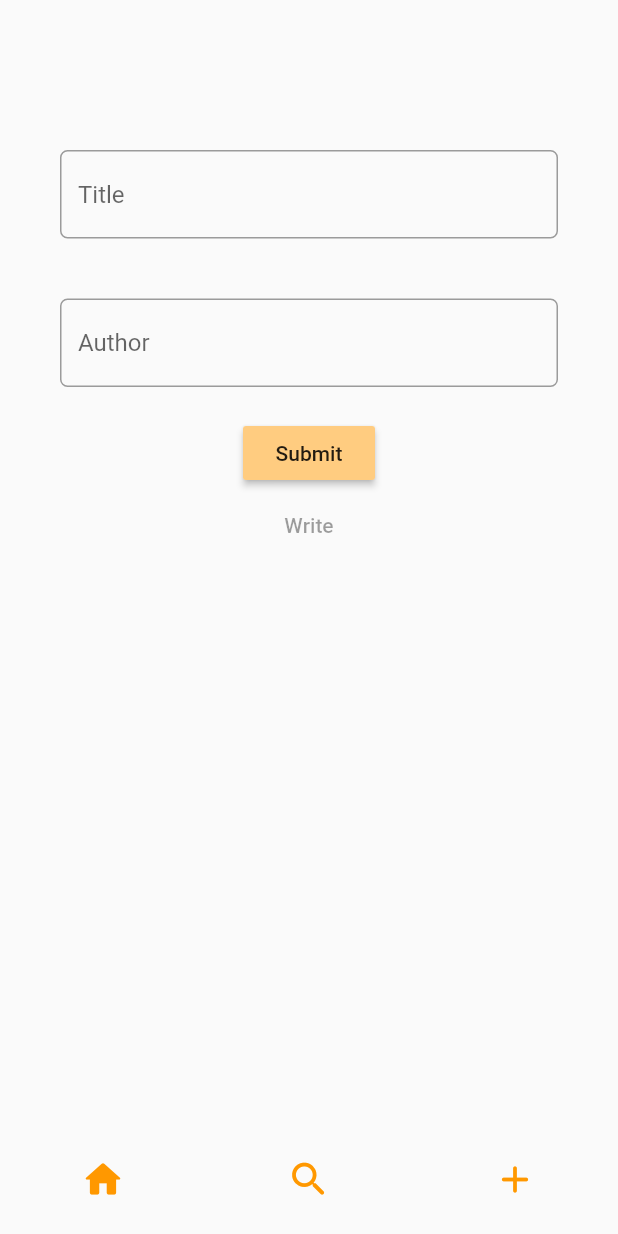
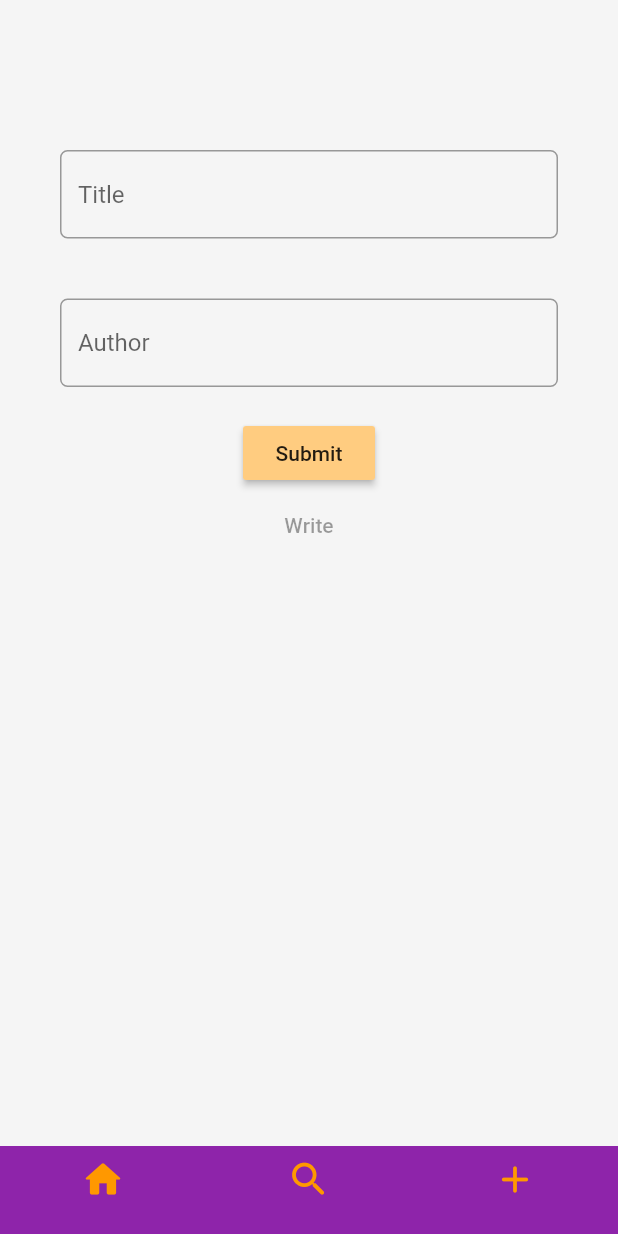
Before and after one commit to chezky/library, a Flutter app: the screen it shows after launch, item 3 of the bottom bar chosen, after a tap on "Submit", on a phone screen of 412 x 824 dp. Run offline on Flutter 3.47's test engine with Material 2 defaults, Android fonts, the light colour scheme and no system bars; missing offline and left inert: global_configuration, nfc_in_flutter; network calls fail; statements that could not run were skipped.

Commit message:
more small fixes, algorithm for uppercase titles and authors

```diff
--- a/frontend/lib/app.dart
+++ b/frontend/lib/app.dart
@@ -1,8 +1,6 @@
 import 'package:flutter/material.dart';
 import 'package:frontend/nav.dart';
-import 'package:provider/provider.dart';
 
-import 'models/scannedBooks.dart';
 class Library extends StatelessWidget {
   // This widget is the root of your application.
   @override
@@ -10,16 +8,13 @@ class Library extends StatelessWidget {
     return MaterialApp(
       title: 'Library App',
       theme: ThemeData(
-        primarySwatch: Colors.blue,
+        scaffoldBackgroundColor: Colors.grey[100],
+        primarySwatch: Colors.orange,
+        primaryColor: Colors.purple[600],
         visualDensity: VisualDensity.adaptivePlatformDensity,
       ),
       debugShowCheckedModeBanner: false,
-      home: MultiProvider(
-        providers: [
-          ChangeNotifierProvider(create: (context) => ScannedBooks()),
-        ],
-        child: Nav(),
-      ),
+      home: Nav(),
     );
   }
 }
--- a/frontend/lib/main.dart
+++ b/frontend/lib/main.dart
@@ -1,9 +1,21 @@
 import 'package:flutter/material.dart';
 import 'package:frontend/app.dart';
 import 'package:global_configuration/global_configuration.dart';
+import 'package:provider/provider.dart';
+
+import 'models/listBooks.dart';
+import 'models/scannedBooks.dart';
 
 void main() async {
   WidgetsFlutterBinding.ensureInitialized();
   await GlobalConfiguration().loadFromPath("assets/config.json");
-  runApp(Library());
+
+  runApp(MultiProvider(
+      providers: [
+        ChangeNotifierProvider(create: (context) => ScannedBooks()),
+        ChangeNotifierProvider(create: (context) => ListBooks()),
+      ],
+      child: Library(),
+    ),
+  );
 }
--- /dev/null
+++ b/frontend/lib/models/listBooks.dart
@@ -0,0 +1,19 @@
+import 'package:flutter/material.dart';
+
+class ListBooks extends ChangeNotifier {
+  List _books = [];
+
+  List get books => _books;
+
+  void add(b) {
+    _books.addAll(b);
+    // This call tells the widgets that are listening to this model to rebuild.
+    notifyListeners();
+  }
+
+  void clear() {
+    _books.clear();
+    // This call tells the widgets that are listening to this model to rebuild.
+    notifyListeners();
+  }
+}
--- a/frontend/lib/nav.dart
+++ b/frontend/lib/nav.dart
@@ -1,10 +1,10 @@
 import 'dart:async';
 
 import 'package:flutter/material.dart';
-import 'package:frontend/add.dart';
 import 'package:frontend/api.dart';
-import 'package:frontend/home.dart';
-import 'package:frontend/search.dart';
+import 'package:frontend/pages/add.dart';
+import 'package:frontend/pages/home.dart';
+import 'package:frontend/pages/search.dart';
 import 'package:nfc_in_flutter/nfc_in_flutter.dart';
 
 class Nav extends StatefulWidget {
@@ -20,6 +20,7 @@ class _NavState extends State<Nav> {
     return BottomNavigationBar(
       currentIndex: _page,
       elevation: 0,
+      backgroundColor: Colors.purple[600],
       items: [
         BottomNavigationBarItem(icon: Icon(Icons.home_rounded, size: 30,color: Colors.orange[500],), title: Text("")),
         BottomNavigationBarItem(icon: Icon(Icons.search_rounded, size: 30,color: Colors.orange[500]), title: Text("")),
--- a/frontend/lib/add.dart
+++ b/frontend/lib/pages/add.dart
@@ -60,7 +60,7 @@ class _AddPageState extends State<AddPage> {
 
   _addBook() async {
     FocusScope.of(context).unfocus();
-    id = await API(context).addBook(titleControl.text, authorControl.text);
+    id = await API(context).addBook(_parseWord(titleControl.text), _parseWord(authorControl.text));
     Scaffold.of(context).showSnackBar(SnackBar(content: Text("Successfully added")));
 
     setState(() {
@@ -88,4 +88,30 @@ class _AddPageState extends State<AddPage> {
     ));
     // Navigator.pop(context);
   }
+
+  String _parseWord(String txt) {
+    String newTxt="";
+    List<String> badWords = ["or", "are", "on", "a", "the", "in"];
+
+    List<String> words = txt.split(" ");
+    for(var i=0; i<words.length; i++) {
+      if (i == 0) {
+        newTxt = words[i][0].toUpperCase() + words[i].substring(1);
+      } else {
+        bool bad = false;
+        for(var j=0; j<badWords.length; j++) {
+          print(j);
+          if (words[i].toLowerCase() == badWords[j]) {
+            bad = true;
+          }
+        }
+        if(!bad) {
+          words[i] = words[i][0].toUpperCase() + words[i].substring(1);
+        }
+        newTxt ='$newTxt ${words[i]}';
+      }
+    }
+
+    return newTxt;
+  }
 }
```
Also changed, not shown: frontend/lib/api.dart (+13 -12 lines), frontend/lib/models/scannedBooks.dart (+7 -0 lines), frontend/lib/pages/details.dart (renamed from frontend/lib/details.dart, +20 -11 lines), frontend/lib/pages/home.dart (renamed from frontend/lib/home.dart, +1 -6 lines), frontend/lib/pages/search.dart (renamed from frontend/lib/search.dart, +14 -25 lines), frontend/lib/write.dart (deleted, +0 -108 lines).
